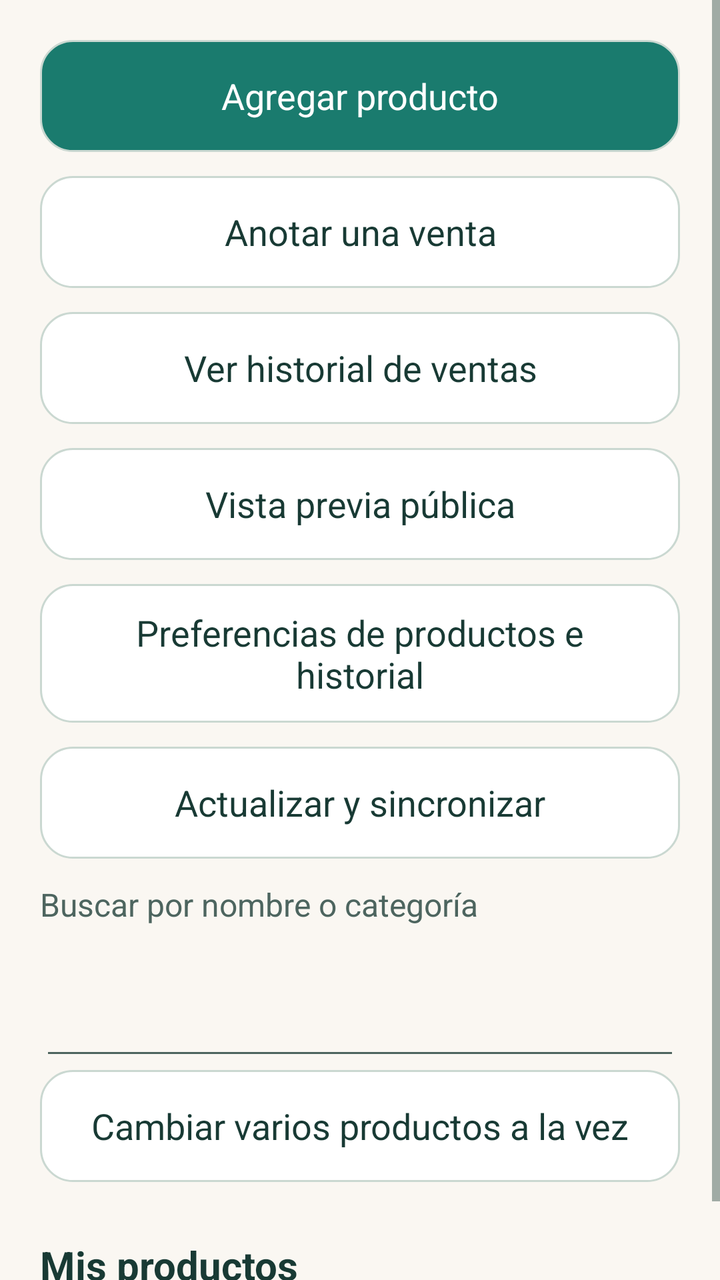
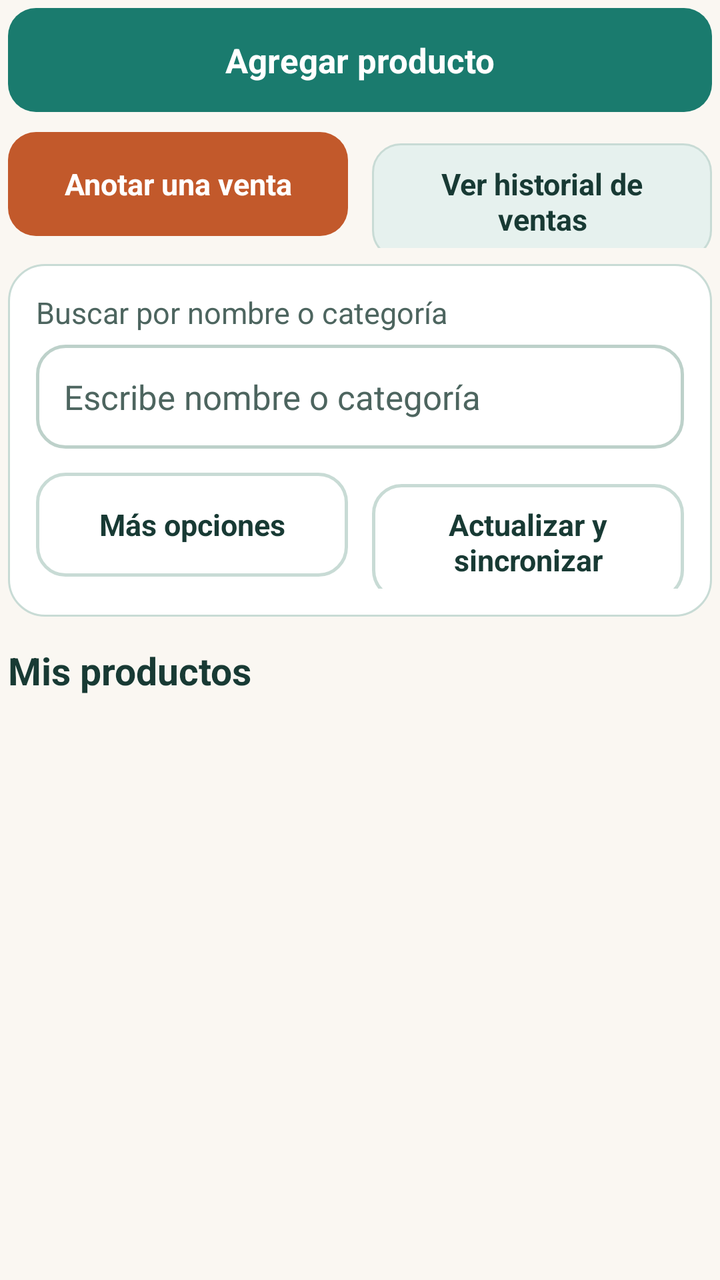

Before-and-after screenshots of an Android layout around one commit, followed by the original layout XML and the change that was made.
<!-- AndroidManifest.xml: application theme Theme.ConectaSur -->
<!-- res/layout/screen_owner_products.xml -->
<?xml version="1.0" encoding="utf-8"?>
<FrameLayout xmlns:android="http://schemas.android.com/apk/res/android" android:layout_width="match_parent" android:layout_height="match_parent"><ScrollView android:layout_width="match_parent" android:layout_height="match_parent" android:fillViewport="true"><LinearLayout android:id="@+id/screen_owner_products_body" android:layout_width="match_parent" android:layout_height="wrap_content" android:orientation="vertical" android:padding="20dp"><Button android:id="@+id/pm_add" style="@style/ConectaSur.Button.Primary" android:layout_width="match_parent" android:layout_height="wrap_content" android:text="@string/e5_screen_owner_products_1" /><Button android:id="@+id/pm_sales" style="@style/ConectaSur.Button" android:layout_width="match_parent" android:layout_height="wrap_content" android:text="@string/e5_screen_owner_products_2" /><Button android:id="@+id/pm_history" style="@style/ConectaSur.Button" android:layout_width="match_parent" android:layout_height="wrap_content" android:text="@string/e5_screen_owner_products_3" /><Button android:id="@+id/pm_preview" style="@style/ConectaSur.Button" android:layout_width="match_parent" android:layout_height="wrap_content" android:text="@string/e5_screen_owner_products_4" /><Button android:id="@+id/pm_defaults" style="@style/ConectaSur.Button" android:layout_width="match_parent" android:layout_height="wrap_content" android:text="@string/e5_screen_owner_products_5" /><Button android:id="@+id/pm_refresh" style="@style/ConectaSur.Button" android:layout_width="match_parent" android:layout_height="wrap_content" android:text="@string/e5_screen_owner_products_6" /><TextView style="@style/ConectaSur.Label" android:layout_width="match_parent" android:layout_height="wrap_content" android:text="@string/e5_screen_owner_products_7" android:labelFor="@id/pm_search" /><EditText android:id="@+id/pm_search" android:layout_width="match_parent" android:layout_height="wrap_content" android:minHeight="56dp" android:textSize="18sp" android:inputType="textCapSentences" android:maxLength="1000" android:saveEnabled="false" /><Button android:id="@+id/pm_bulk" style="@style/ConectaSur.Button" android:layout_width="match_parent" android:layout_height="wrap_content" android:text="@string/e5_screen_owner_products_8" /><TextView android:id="@+id/pm_summary" style="@style/ConectaSur.Section" android:layout_width="match_parent" android:layout_height="wrap_content" android:text="@string/e5_screen_owner_products_9" /><LinearLayout android:id="@+id/pm_items" android:layout_width="match_parent" android:layout_height="wrap_content" android:orientation="vertical" ></LinearLayout></LinearLayout></ScrollView></FrameLayout>
<!-- resources referenced by this layout -->
<resources>
  <style name="ConectaSur.Button" parent="android:Widget.Button">
          <item name="android:background">@drawable/button_outline</item>
          <item name="android:textColor">?attr/appInk</item>
          <item name="android:textSize">18sp</item>
          <item name="android:textAllCaps">false</item>
          <item name="android:minHeight">56dp</item>
          <item name="android:paddingStart">16dp</item>
          <item name="android:paddingEnd">16dp</item>
          <item name="android:paddingTop">12dp</item>
          <item name="android:paddingBottom">12dp</item>
          <item name="android:layout_marginBottom">12dp</item>
          <item name="android:drawablePadding">12dp</item>
          <item name="android:stateListAnimator">@null</item>
      </style>
  <style name="ConectaSur.Label" parent="ConectaSur.Body">
          <item name="android:textSize">16sp</item>
          <item name="android:textColor">?attr/appMuted</item>
      </style>
  <style name="ConectaSur.Section" parent="ConectaSur.Body">
          <item name="android:textSize">20sp</item>
          <item name="android:textStyle">bold</item>
          <item name="android:layout_marginTop">16dp</item>
      </style>
  <style name="Theme.ConectaSur" parent="android:style/Theme.Material.Light.NoActionBar">
          <item name="android:fontFamily">sans-serif</item>
          <item name="android:windowLightStatusBar">true</item>
          <item name="android:colorAccent">@color/conectasur_forest</item>
          <item name="android:windowBackground">@color/conectasur_cream</item>
          <item name="android:colorBackground">@color/conectasur_cream</item>
          <item name="android:textColorPrimary">@color/conectasur_ink</item>
          <item name="android:textColorSecondary">#4D655F</item>
          <item name="appInk">@color/conectasur_ink</item>
          <item name="appMuted">#4D655F</item>
          <item name="appSurface">#FFFFFF</item>
          <item name="appPrimary">@color/conectasur_forest</item>
          <item name="appBorder">#CAD8D1</item>
      </style>
  <!-- drawable button_outline (drawable) -->
  <?xml version='1.0' encoding='utf-8'?>
  <selector xmlns:android="http://schemas.android.com/apk/res/android">
      <item android:state_pressed="true">
          <shape>
              <solid android:color="#DCEDE6" />
              <corners android:radius="16dp" />
              <stroke android:width="3dp" android:color="?attr/appInk" />
          </shape>
      </item>
      <item android:state_focused="true">
          <shape>
              <solid android:color="?attr/appSurface" />
              <corners android:radius="16dp" />
              <stroke android:width="3dp" android:color="#A85D17" />
          </shape>
      </item>
      <item android:state_selected="true">
          <shape>
              <solid android:color="?attr/appSurface" />
              <corners android:radius="16dp" />
              <stroke android:width="3dp" android:color="?attr/appPrimary" />
          </shape>
      </item>
      <item>
          <shape>
              <solid android:color="?attr/appSurface" />
              <corners android:radius="16dp" />
              <stroke android:width="1dp" android:color="?attr/appBorder" />
          </shape>
      </item>
  </selector>
  <!-- drawable button_primary (drawable) -->
  <?xml version='1.0' encoding='utf-8'?>
  <selector xmlns:android="http://schemas.android.com/apk/res/android">
      <item android:state_pressed="true">
          <shape>
              <solid android:color="#10544C" />
              <corners android:radius="16dp" />
              <stroke android:width="3dp" android:color="?attr/appInk" />
          </shape>
      </item>
      <item android:state_focused="true">
          <shape>
              <solid android:color="?attr/appPrimary" />
              <corners android:radius="16dp" />
              <stroke android:width="3dp" android:color="#FFFFFF" />
          </shape>
      </item>
      <item>
          <shape>
              <solid android:color="?attr/appPrimary" />
              <corners android:radius="16dp" />
              <stroke android:width="1dp" android:color="?attr/appBorder" />
          </shape>
      </item>
  </selector>
  <style name="ConectaSur.Body" parent="android:Widget.TextView">
          <item name="android:textSize">18sp</item>
          <item name="android:textColor">?attr/appInk</item>
          <item name="android:layout_marginBottom">16dp</item>
      </style>
  <!-- unchanged entries left out for length: 13 -->
</resources>

<!-- the commit's change to res/layout/screen_owner_products.xml (unified diff, before → after) -->
@@ -1,2 +1,198 @@
 <?xml version="1.0" encoding="utf-8"?>
-<FrameLayout xmlns:android="http://schemas.android.com/apk/res/android" android:layout_width="match_parent" android:layout_height="match_parent"><ScrollView android:layout_width="match_parent" android:layout_height="match_parent" android:fillViewport="true"><LinearLayout android:id="@+id/screen_owner_products_body" android:layout_width="match_parent" android:layout_height="wrap_content" android:orientation="vertical" android:padding="20dp"><Button android:id="@+id/pm_add" style="@style/ConectaSur.Button.Primary" android:layout_width="match_parent" android:layout_height="wrap_content" android:text="@string/e5_screen_owner_products_1" /><Button android:id="@+id/pm_sales" style="@style/ConectaSur.Button" android:layout_width="match_parent" android:layout_height="wrap_content" android:text="@string/e5_screen_owner_products_2" /><Button android:id="@+id/pm_history" style="@style/ConectaSur.Button" android:layout_width="match_parent" android:layout_height="wrap_content" android:text="@string/e5_screen_owner_products_3" /><Button android:id="@+id/pm_preview" style="@style/ConectaSur.Button" android:layout_width="match_parent" android:layout_height="wrap_content" android:text="@string/e5_screen_owner_products_4" /><Button android:id="@+id/pm_defaults" style="@style/ConectaSur.Button" android:layout_width="match_parent" android:layout_height="wrap_content" android:text="@string/e5_screen_owner_products_5" /><Button android:id="@+id/pm_refresh" style="@style/ConectaSur.Button" android:layout_width="match_parent" android:layout_height="wrap_content" android:text="@string/e5_screen_owner_products_6" /><TextView style="@style/ConectaSur.Label" android:layout_width="match_parent" android:layout_height="wrap_content" android:text="@string/e5_screen_owner_products_7" android:labelFor="@id/pm_search" /><EditText android:id="@+id/pm_search" android:layout_width="match_parent" android:layout_height="wrap_content" android:minHeight="56dp" android:textSize="18sp" android:inputType="textCapSentences" android:maxLength="1000" android:saveEnabled="false" /><Button android:id="@+id/pm_bulk" style="@style/ConectaSur.Button" android:layout_width="match_parent" android:layout_height="wrap_content" android:text="@string/e5_screen_owner_products_8" /><TextView android:id="@+id/pm_summary" style="@style/ConectaSur.Section" android:layout_width="match_parent" android:layout_height="wrap_content" android:text="@string/e5_screen_owner_products_9" /><LinearLayout android:id="@+id/pm_items" android:layout_width="match_parent" android:layout_height="wrap_content" android:orientation="vertical" ></LinearLayout></LinearLayout></ScrollView></FrameLayout>
+<FrameLayout xmlns:android="http://schemas.android.com/apk/res/android"
+    android:layout_width="match_parent"
+    android:layout_height="match_parent">
+
+    <ScrollView
+        android:layout_width="match_parent"
+        android:layout_height="match_parent"
+        android:fillViewport="true">
+
+        <LinearLayout
+            android:id="@+id/screen_owner_products_body"
+            android:layout_width="match_parent"
+            android:layout_height="wrap_content"
+            android:orientation="vertical"
+            android:padding="4dp">
+
+            <Button
+                android:id="@+id/pm_add"
+                style="@style/ConectaSur.Button.Primary"
+                android:layout_width="match_parent"
+                android:layout_height="wrap_content"
+                android:layout_marginBottom="10dp"
+                android:text="@string/e5_screen_owner_products_1" />
+
+            <LinearLayout
+                android:layout_width="match_parent"
+                android:layout_height="wrap_content"
+                android:layout_marginBottom="8dp"
+                android:orientation="horizontal">
+
+                <Button
+                    android:id="@+id/pm_sales"
+                    style="@style/ConectaSur.Button.Primary"
+                    android:layout_width="0dp"
+                    android:layout_height="wrap_content"
+                    android:layout_marginEnd="6dp"
+                    android:layout_marginBottom="0dp"
+                    android:layout_weight="1"
+                    android:background="@drawable/button_terracotta"
+                    android:text="@string/e5_screen_owner_products_2"
+                    android:textColor="@color/conectasur_surface"
+                    android:textSize="15sp" />
+
+                <Button
+                    android:id="@+id/pm_history"
+                    style="@style/ConectaSur.Button.Tonal"
+                    android:layout_width="0dp"
+                    android:layout_height="wrap_content"
+                    android:layout_marginStart="6dp"
+                    android:layout_marginBottom="0dp"
+                    android:layout_weight="1"
+                    android:text="@string/e5_screen_owner_products_3"
+                    android:textSize="15sp" />
+            </LinearLayout>
+
+            <LinearLayout
+                android:layout_width="match_parent"
+                android:layout_height="wrap_content"
+                android:layout_marginBottom="14dp"
+                android:orientation="horizontal"
+                android:visibility="gone">
+
+                <Button
+                    android:id="@+id/pm_preview"
+                    style="@style/ConectaSur.Button"
+                    android:layout_width="0dp"
+                    android:layout_height="wrap_content"
+                    android:layout_marginEnd="6dp"
+                    android:layout_marginBottom="0dp"
+                    android:layout_weight="1"
+                    android:text="@string/e5_screen_owner_products_4"
+                    android:textSize="15sp" />
+
+                <Button
+                    android:id="@+id/pm_defaults"
+                    style="@style/ConectaSur.Button"
+                    android:layout_width="0dp"
+                    android:layout_height="wrap_content"
+                    android:layout_marginStart="6dp"
+                    android:layout_marginBottom="0dp"
+                    android:layout_weight="1"
+                    android:text="@string/e5_screen_owner_products_5"
+                    android:textSize="15sp" />
+            </LinearLayout>
+
+            <LinearLayout
+                android:layout_width="match_parent"
+                android:layout_height="wrap_content"
+                android:layout_marginBottom="14dp"
+                android:background="@drawable/card_surface"
+                android:orientation="vertical"
+                android:padding="14dp">
+
+                <TextView
+                    style="@style/ConectaSur.Label"
+                    android:layout_width="match_parent"
+                    android:layout_height="wrap_content"
+                    android:labelFor="@id/pm_search"
+                    android:text="@string/e5_screen_owner_products_7" />
+
+                <EditText
+                    android:id="@+id/pm_search"
+                    style="@style/ConectaSur.Input"
+                    android:layout_width="match_parent"
+                    android:layout_height="wrap_content"
+                    android:hint="Escribe nombre o categoría"
+                    android:inputType="textCapSentences"
+                    android:maxLength="1000"
+                    android:saveEnabled="false" />
+
+                <LinearLayout
+                    android:layout_width="match_parent"
+                    android:layout_height="wrap_content"
+                    android:orientation="horizontal">
+
+                    <Button
+                        android:id="@+id/pm_bulk"
+                        style="@style/ConectaSur.Button.Tonal"
+                        android:layout_width="0dp"
+                        android:layout_height="wrap_content"
+                        android:layout_marginEnd="6dp"
+                        android:layout_marginBottom="0dp"
+                        android:layout_weight="1"
+                        android:text="@string/e5_screen_owner_products_8"
+                        android:textSize="15sp"
+                        android:visibility="gone" />
+
+                    <Button
+                        android:id="@+id/pm_more_options"
+                        style="@style/ConectaSur.Button"
+                        android:layout_width="0dp"
+                        android:layout_height="wrap_content"
+                        android:layout_marginEnd="6dp"
+                        android:layout_marginBottom="0dp"
+                        android:layout_weight="1"
+                        android:text="Más opciones"
+                        android:textSize="15sp" />
+
+                    <Button
+                        android:id="@+id/pm_refresh"
+                        style="@style/ConectaSur.Button"
+                        android:layout_width="0dp"
+                        android:layout_height="wrap_content"
+                        android:layout_marginStart="6dp"
+                        android:layout_marginBottom="0dp"
+                        android:layout_weight="1"
+                        android:text="@string/e5_screen_owner_products_6"
+                        android:textSize="15sp" />
+                </LinearLayout>
+
+                <LinearLayout
+                    android:id="@+id/pm_bulk_bar"
+                    android:layout_width="match_parent"
+                    android:layout_height="wrap_content"
+                    android:layout_marginTop="10dp"
+                    android:orientation="horizontal"
+                    android:visibility="gone">
+
+                    <Button
+                        android:id="@+id/pm_bulk_apply"
+                        style="@style/ConectaSur.Button.Tonal"
+                        android:layout_width="0dp"
+                        android:layout_height="wrap_content"
+                        android:layout_marginEnd="6dp"
+                        android:layout_marginBottom="0dp"
+                        android:layout_weight="1"
+                        android:text="Cambiar selección"
+                        android:textSize="14sp" />
+
+                    <Button
+                        android:id="@+id/pm_bulk_cancel"
+                        style="@style/ConectaSur.Button"
+                        android:layout_width="wrap_content"
+                        android:layout_height="wrap_content"
+                        android:layout_marginBottom="0dp"
+                        android:text="Listo"
+                        android:textSize="14sp" />
+                </LinearLayout>
+            </LinearLayout>
+
+            <TextView
+                android:id="@+id/pm_summary"
+                style="@style/ConectaSur.Section"
+                android:layout_width="match_parent"
+                android:layout_height="wrap_content"
+                android:layout_marginTop="0dp"
+                android:layout_marginBottom="10dp"
+                android:text="@string/e5_screen_owner_products_9" />
+
+            <LinearLayout
+                android:id="@+id/pm_items"
+                android:layout_width="match_parent"
+                android:layout_height="wrap_content"
+                android:orientation="vertical" />
+        </LinearLayout>
+    </ScrollView>
+</FrameLayout>
<!-- resource entries referenced after the edit -->
@@ -1,104 +1,186 @@
 <!-- resources referenced by this layout -->
 <resources>
+  <color name="conectasur_surface">#FFFFFF</color>
+  <!-- drawable button_terracotta (drawable) -->
+  <?xml version="1.0" encoding="utf-8"?>
+  <shape xmlns:android="http://schemas.android.com/apk/res/android">
+      <solid android:color="#C2592B"/>
+      <corners android:radius="14dp"/>
+  </shape>
+  <!-- drawable card_surface (drawable) -->
+  <?xml version="1.0" encoding="utf-8"?>
+  <shape xmlns:android="http://schemas.android.com/apk/res/android">
+      <solid android:color="?attr/appSurface" />
+      <stroke android:width="1dp" android:color="?attr/appBorder" />
+      <corners android:radius="18dp" />
+  </shape>
   <style name="ConectaSur.Button" parent="android:Widget.Button">
           <item name="android:background">@drawable/button_outline</item>
           <item name="android:textColor">?attr/appInk</item>
-          <item name="android:textSize">18sp</item>
+          <item name="android:textSize">17sp</item>
+          <item name="android:textStyle">bold</item>
           <item name="android:textAllCaps">false</item>
-          <item name="android:minHeight">56dp</item>
+          <item name="android:minHeight">52dp</item>
           <item name="android:paddingStart">16dp</item>
           <item name="android:paddingEnd">16dp</item>
-          <item name="android:paddingTop">12dp</item>
-          <item name="android:paddingBottom">12dp</item>
-          <item name="android:layout_marginBottom">12dp</item>
-          <item name="android:drawablePadding">12dp</item>
+          <item name="android:paddingTop">10dp</item>
+          <item name="android:paddingBottom">10dp</item>
+          <item name="android:layout_marginBottom">10dp</item>
+          <item name="android:drawablePadding">10dp</item>
           <item name="android:stateListAnimator">@null</item>
       </style>
+  <style name="ConectaSur.Button.Tonal" parent="ConectaSur.Button">
+          <item name="android:background">@drawable/button_tonal</item>
+          <item name="android:textColor">?attr/appInk</item>
+      </style>
+  <style name="ConectaSur.Input" parent="android:Widget.EditText">
+          <item name="android:background">@drawable/input_field</item>
+          <item name="android:textColor">?attr/appInk</item>
+          <item name="android:textColorHint">@color/conectasur_muted</item>
+          <item name="android:textSize">17sp</item>
+          <item name="android:minHeight">52dp</item>
+          <item name="android:paddingStart">14dp</item>
+          <item name="android:paddingEnd">14dp</item>
+          <item name="android:paddingTop">10dp</item>
+          <item name="android:paddingBottom">10dp</item>
+          <item name="android:layout_marginBottom">12dp</item>
+      </style>
   <style name="ConectaSur.Label" parent="ConectaSur.Body">
-          <item name="android:textSize">16sp</item>
+          <item name="android:textSize">15sp</item>
           <item name="android:textColor">?attr/appMuted</item>
+          <item name="android:layout_marginBottom">6dp</item>
       </style>
   <style name="ConectaSur.Section" parent="ConectaSur.Body">
-          <item name="android:textSize">20sp</item>
+          <item name="android:textSize">19sp</item>
           <item name="android:textStyle">bold</item>
-          <item name="android:layout_marginTop">16dp</item>
+          <item name="android:layout_marginTop">12dp</item>
+          <item name="android:layout_marginBottom">8dp</item>
       </style>
   <style name="Theme.ConectaSur" parent="android:style/Theme.Material.Light.NoActionBar">
           <item name="android:fontFamily">sans-serif</item>
           <item name="android:windowLightStatusBar">true</item>
+          <item name="android:statusBarColor">@color/conectasur_cream</item>
           <item name="android:colorAccent">@color/conectasur_forest</item>
           <item name="android:windowBackground">@color/conectasur_cream</item>
           <item name="android:colorBackground">@color/conectasur_cream</item>
           <item name="android:textColorPrimary">@color/conectasur_ink</item>
-          <item name="android:textColorSecondary">#4D655F</item>
+          <item name="android:textColorSecondary">@color/conectasur_muted</item>
           <item name="appInk">@color/conectasur_ink</item>
-          <item name="appMuted">#4D655F</item>
-          <item name="appSurface">#FFFFFF</item>
+          <item name="appMuted">@color/conectasur_muted</item>
+          <item name="appSurface">@color/conectasur_surface</item>
           <item name="appPrimary">@color/conectasur_forest</item>
-          <item name="appBorder">#CAD8D1</item>
+          <item name="appBorder">@color/conectasur_forest_border</item>
+          <item name="appBackground">@color/conectasur_cream</item>
       </style>
   <!-- drawable button_outline (drawable) -->
-  <?xml version='1.0' encoding='utf-8'?>
+  <?xml version="1.0" encoding="utf-8"?>
   <selector xmlns:android="http://schemas.android.com/apk/res/android">
       <item android:state_pressed="true">
           <shape>
-              <solid android:color="#DCEDE6" />
-              <corners android:radius="16dp" />
-              <stroke android:width="3dp" android:color="?attr/appInk" />
+              <solid android:color="#DCECE6" />
+              <corners android:radius="14dp" />
+              <stroke android:width="2dp" android:color="?attr/appInk" />
           </shape>
       </item>
       <item android:state_focused="true">
           <shape>
               <solid android:color="?attr/appSurface" />
-              <corners android:radius="16dp" />
-              <stroke android:width="3dp" android:color="#A85D17" />
+              <corners android:radius="14dp" />
+              <stroke android:width="2dp" android:color="?attr/appPrimary" />
           </shape>
       </item>
       <item android:state_selected="true">
           <shape>
-              <solid android:color="?attr/appSurface" />
-              <corners android:radius="16dp" />
-              <stroke android:width="3dp" android:color="?attr/appPrimary" />
+              <solid android:color="@color/conectasur_forest_soft" />
+              <corners android:radius="14dp" />
+              <stroke android:width="2dp" android:color="?attr/appPrimary" />
           </shape>
       </item>
       <item>
           <shape>
               <solid android:color="?attr/appSurface" />
-              <corners android:radius="16dp" />
-              <stroke android:width="1dp" android:color="?attr/appBorder" />
+              <corners android:radius="14dp" />
+              <stroke android:width="1.5dp" android:color="?attr/appBorder" />
           </shape>
       </item>
   </selector>
   <!-- drawable button_primary (drawable) -->
-  <?xml version='1.0' encoding='utf-8'?>
+  <?xml version="1.0" encoding="utf-8"?>
   <selector xmlns:android="http://schemas.android.com/apk/res/android">
       <item android:state_pressed="true">
           <shape>
-              <solid android:color="#10544C" />
-              <corners android:radius="16dp" />
-              <stroke android:width="3dp" android:color="?attr/appInk" />
+              <solid android:color="@color/conectasur_forest_dark" />
+              <corners android:radius="14dp" />
+              <stroke android:width="2dp" android:color="?attr/appInk" />
           </shape>
       </item>
       <item android:state_focused="true">
           <shape>
               <solid android:color="?attr/appPrimary" />
-              <corners android:radius="16dp" />
-              <stroke android:width="3dp" android:color="#FFFFFF" />
+              <corners android:radius="14dp" />
+              <stroke android:width="2dp" android:color="#FFFFFF" />
           </shape>
       </item>
       <item>
           <shape>
               <solid android:color="?attr/appPrimary" />
-              <corners android:radius="16dp" />
-              <stroke android:width="1dp" android:color="?attr/appBorder" />
+              <corners android:radius="14dp" />
           </shape>
       </item>
   </selector>
+  <!-- drawable button_tonal (drawable) -->
+  <?xml version="1.0" encoding="utf-8"?>
+  <selector xmlns:android="http://schemas.android.com/apk/res/android">
+      <item android:state_pressed="true">
+          <shape>
+              <solid android:color="#CFE4DD" />
+              <corners android:radius="14dp" />
+              <stroke android:width="2dp" android:color="?attr/appPrimary" />
+          </shape>
+      </item>
+      <item android:state_focused="true">
+          <shape>
+              <solid android:color="@color/conectasur_forest_soft" />
+              <corners android:radius="14dp" />
+              <stroke android:width="2dp" android:color="?attr/appPrimary" />
+          </shape>
+      </item>
+      <item>
+          <shape>
+              <solid android:color="@color/conectasur_forest_soft" />
+              <corners android:radius="14dp" />
+              <stroke android:width="1dp" android:color="@color/conectasur_forest_border" />
+          </shape>
+      </item>
+  </selector>
+  <!-- drawable input_field (drawable) -->
+  <?xml version="1.0" encoding="utf-8"?>
+  <selector xmlns:android="http://schemas.android.com/apk/res/android">
+      <item android:state_focused="true">
+          <shape>
+              <solid android:color="#FFFFFF" />
+              <corners android:radius="14dp" />
+              <stroke android:width="2dp" android:color="?attr/appPrimary" />
+          </shape>
+      </item>
+      <item>
+          <shape>
+              <solid android:color="#FFFFFF" />
+              <corners android:radius="14dp" />
+              <stroke android:width="1.5dp" android:color="#BDD1CA" />
+          </shape>
+      </item>
+  </selector>
+  <color name="conectasur_muted">#4D655F</color>
   <style name="ConectaSur.Body" parent="android:Widget.TextView">
-          <item name="android:textSize">18sp</item>
+          <item name="android:textSize">17sp</item>
           <item name="android:textColor">?attr/appInk</item>
-          <item name="android:layout_marginBottom">16dp</item>
+          <item name="android:lineSpacingMultiplier">1.2</item>
+          <item name="android:layout_marginBottom">12dp</item>
       </style>
+  <color name="conectasur_forest_border">#C8DBD5</color>
+  <color name="conectasur_forest_soft">#E6F1EE</color>
+  <color name="conectasur_forest_dark">#125950</color>
   <!-- unchanged entries left out for length: 13 -->
 </resources>
 
